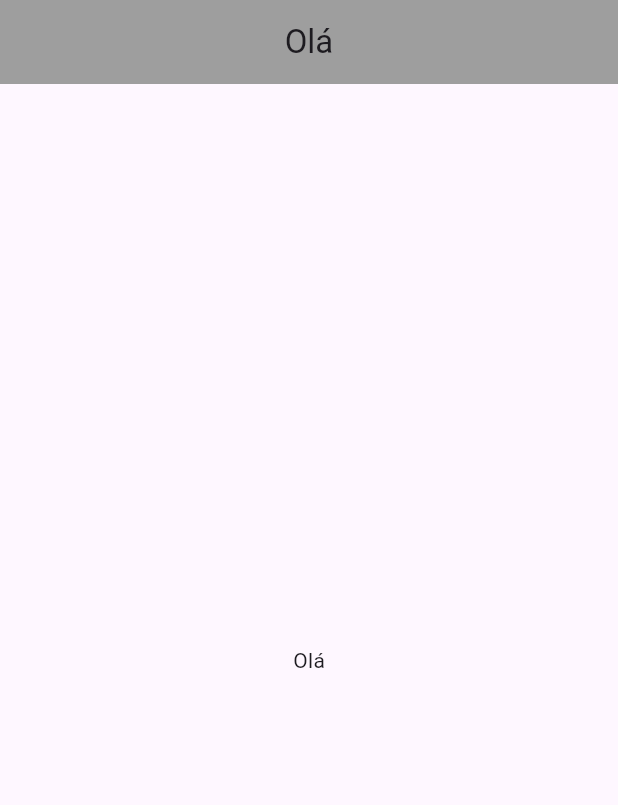
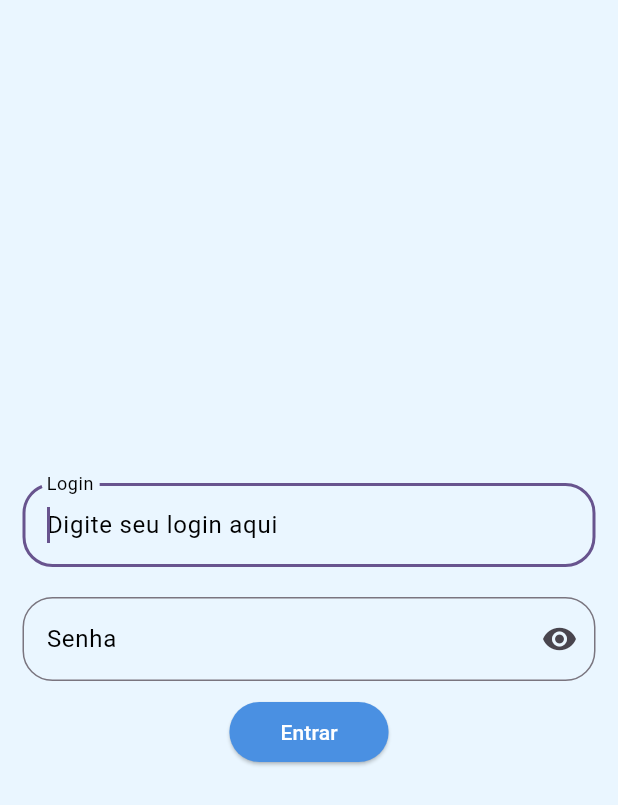
Before and after one commit to PandaDev1994/login-simples, a Flutter app: the screen it shows after launch, on a phone screen of 412 x 824 dp. Shown: the top 805 px of the screen. Run offline on Flutter 3.47's test engine with Material 3 defaults, Android fonts, the phone set to English and light mode, and no system bars.

Commit message:
finished and implemented login logic

```diff
--- a/login_simples/lib/pages/home/home.dart
+++ b/login_simples/lib/pages/home/home.dart
@@ -1,19 +1,98 @@
 import 'package:flutter/material.dart';
+import 'package:meu_app/comuns/button_custom.dart';
+import 'package:meu_app/comuns/colors.dart';
+import '../../comuns/scaffold_messenger_custom.dart';
+import '../../comuns/text_form_field_custom.dart';
 
-class HomePage extends StatelessWidget {
+class HomePage extends StatefulWidget {
   const HomePage({super.key});
 
   @override
+  State<HomePage> createState() => _HomePageState();
+}
+
+class _HomePageState extends State<HomePage> {
+  bool isObscured = false;
+
+  final FocusNode _focusNode = FocusNode();
+
+  final _loginController = TextEditingController();
+  final _passwordController = TextEditingController();
+
+  final String nome = "Alexandre";
+  final String password = "123456";
+
+  @override
+  void initState() {
+    super.initState();
+    WidgetsBinding.instance.addPostFrameCallback((_) => _focusNode.requestFocus());
+  }
+
+  @override
+  void dispose() {
+    _focusNode.dispose();
+    _loginController.dispose();
+    _passwordController.dispose();
+    super.dispose();
+  }
+
+  @override
   Widget build(BuildContext context) {
+
     return Scaffold(
-      appBar: AppBar(
-        title: Text("Olá"),
-      ),
+      backgroundColor: AppColors.backGround,
       body: Center(
-        child: Text(
-          'Olá',
+        child: Column(
+          crossAxisAlignment: CrossAxisAlignment.center,
+          mainAxisAlignment: MainAxisAlignment.center,
+          children: [
+            textFormFieldCustom(
+              _loginController,
+              'Login',
+              'Digite seu login aqui',
+              false,
+              null,
+              false,
+              null,
+              null,
+              _focusNode
+            ),
+            textFormFieldCustom(
+              _passwordController,
+              'Senha',
+              'Digite sua senha aqui',
+              true,
+              isObscured,
+              true,
+              isObscured ? Icons.visibility_off : Icons.visibility,
+              () => toggleIcon(),
+              FocusNode(),
+            ),
+            buttonCustom(
+              'Entrar',
+              () => login(),
+              Colors.grey,
+            )
+          ],
         ),
       ),
     );
   }
+
+  login() {
+    if (_passwordController.text == password && _loginController.text == nome) {
+      _passwordController.text = '';
+      _loginController.text = '';
+      _focusNode.requestFocus();
+      scaffoldMessenger('Bem-vindo', AppColors.success,context);
+    } else {
+      scaffoldMessenger('Login ou senha incorreto', AppColors.error,context);
+    }
+  }
+
+  toggleIcon() {
+    setState(() {
+      isObscured = !isObscured;
+    });
+  }
 }
```
